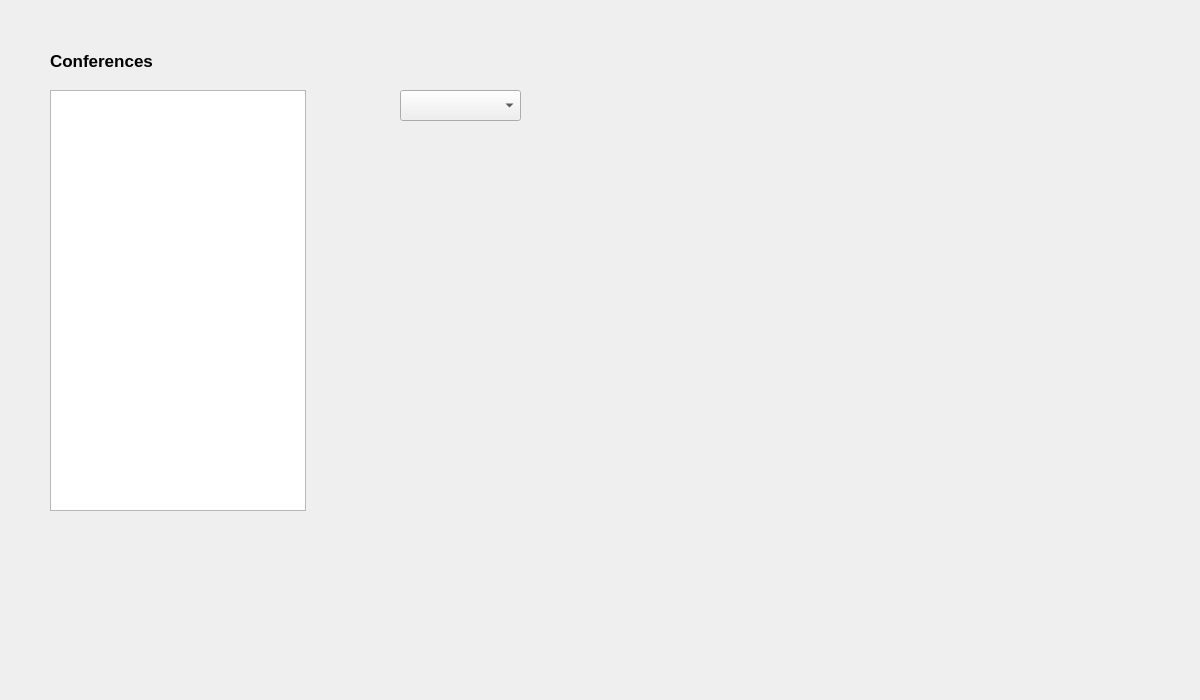
This is CS1D-Basketball-master/Basketball/conference.ui in moetaei/CS1D-Basketball as Qt 5 draws it before an edit. The edited form follows.
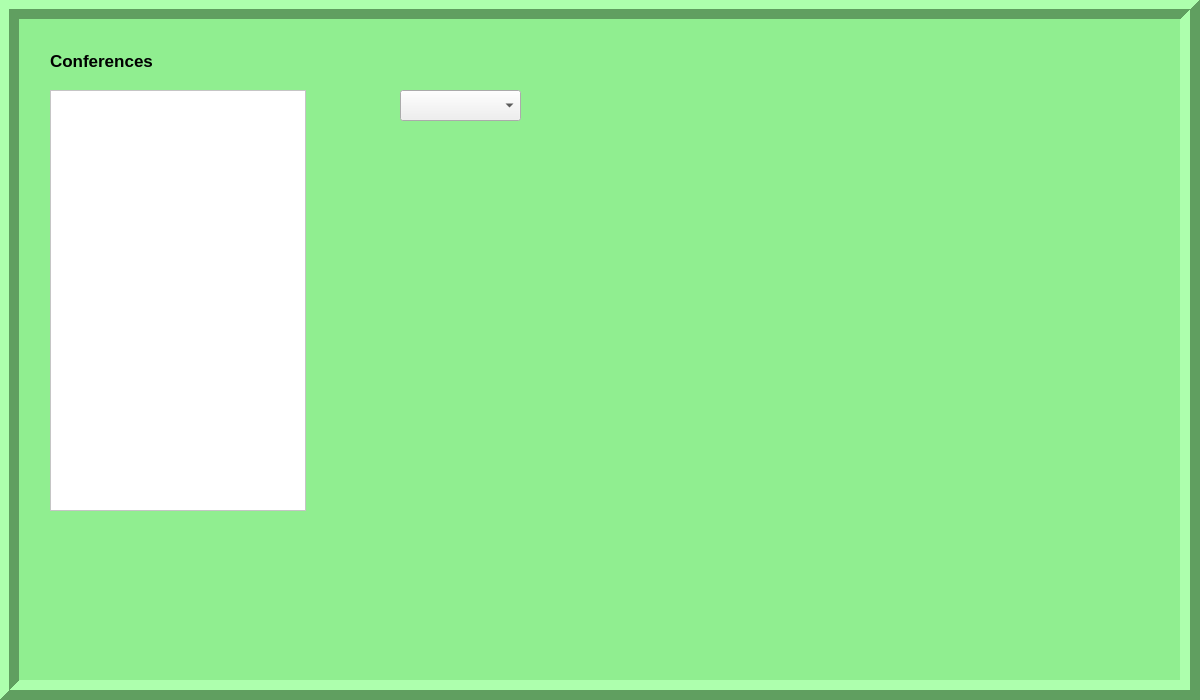
This is the edited form.

The edit to the form file:
```diff
--- a/CS1D-Basketball-master/Basketball/conference.ui
+++ b/CS1D-Basketball-master/Basketball/conference.ui
@@ -13,6 +13,9 @@
   <property name="windowTitle">
    <string>Form</string>
   </property>
+  <property name="styleSheet">
+   <string notr="true"/>
+  </property>
   <widget class="QTableView" name="conferenceTable">
    <property name="geometry">
     <rect>
@@ -22,6 +25,9 @@
      <height>421</height>
     </rect>
    </property>
+   <property name="styleSheet">
+    <string notr="true">background-color:white;</string>
+   </property>
   </widget>
   <widget class="QComboBox" name="comboBox">
    <property name="geometry">
@@ -42,6 +48,9 @@
      <height>491</height>
     </rect>
    </property>
+   <property name="styleSheet">
+    <string notr="true"/>
+   </property>
    <property name="text">
     <string/>
    </property>
@@ -70,6 +79,33 @@
     <enum>Qt::PlainText</enum>
    </property>
   </widget>
+  <widget class="QFrame" name="frame">
+   <property name="geometry">
+    <rect>
+     <x>-1</x>
+     <y>-1</y>
+     <width>1201</width>
+     <height>701</height>
+    </rect>
+   </property>
+   <property name="styleSheet">
+    <string notr="true">background-color:lightgreen;</string>
+   </property>
+   <property name="frameShape">
+    <enum>QFrame::Box</enum>
+   </property>
+   <property name="frameShadow">
+    <enum>QFrame::Raised</enum>
+   </property>
+   <property name="lineWidth">
+    <number>10</number>
+   </property>
+  </widget>
+  <zorder>frame</zorder>
+  <zorder>conferenceTable</zorder>
+  <zorder>comboBox</zorder>
+  <zorder>label_pic</zorder>
+  <zorder>label</zorder>
  </widget>
  <resources/>
  <connections/>
```
